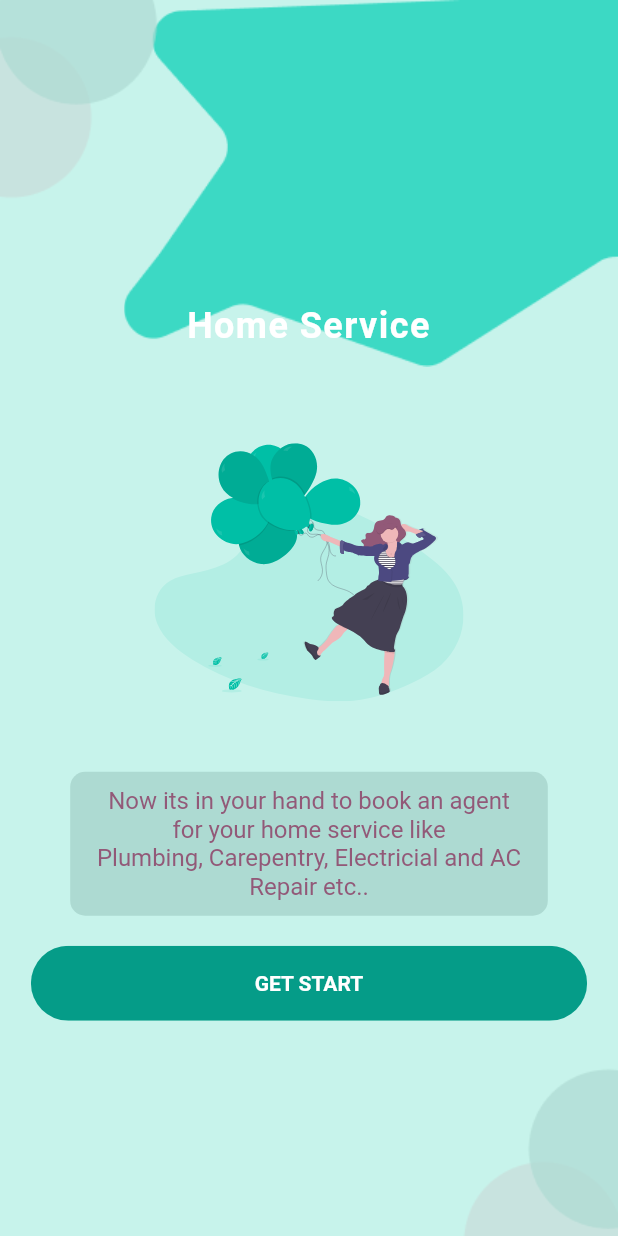
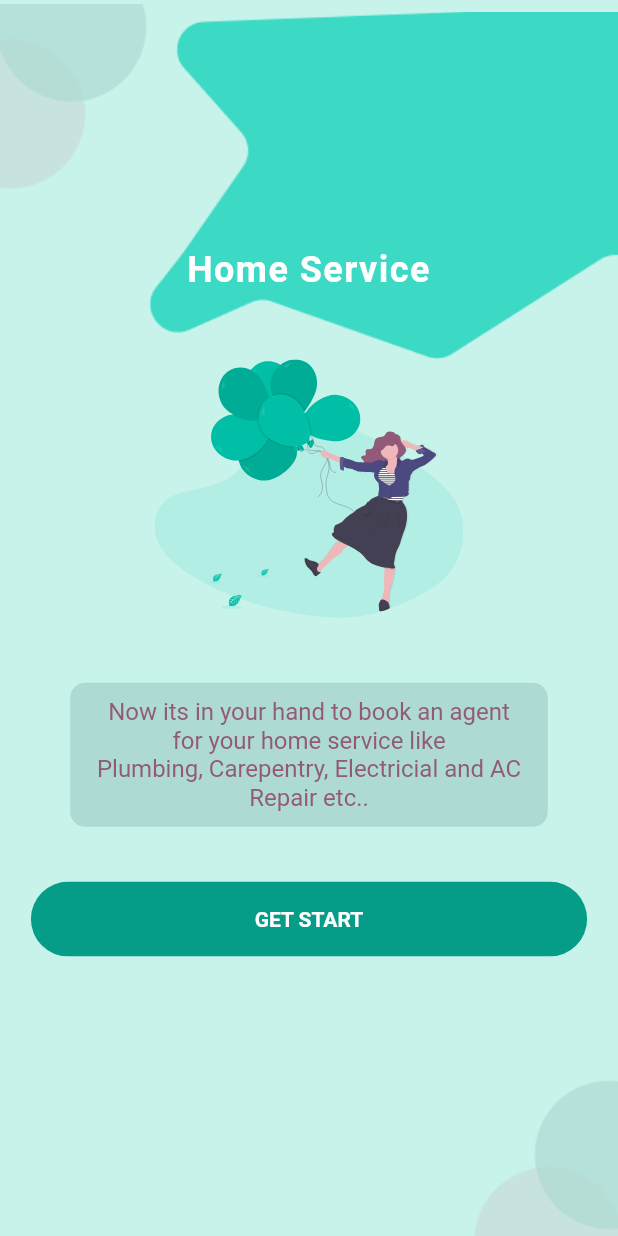
Before and after one commit to adepusai123/home_service_mbl_app, a Flutter app: the screen it shows after launch, on a phone screen of 412 x 824 dp. Run offline on Flutter 3.47's test engine with Material 2 defaults, Android fonts, the phone set to English and light mode, and no system bars; our stand-ins replace flutter_svg; Roboto replaces fonts that are missing (Playball, Poppins).

Commit message:
update screen

```diff
--- a/lib/screens/welcome_screen.dart
+++ b/lib/screens/welcome_screen.dart
@@ -13,32 +13,40 @@ class WelcomeScreen extends StatelessWidget {
   Widget build(BuildContext context) {
     Size size = MediaQuery.of(context).size;
     return Container(
-      width: double.infinity,
-      height: double.infinity,
       color: Constants.backgroundColor,
       child: Stack(
-        alignment: Alignment.center,
-        children: [
+        fit: StackFit.expand,
+        // alignment: Alignment.topCenter,
+        children: <Widget>[
           Positioned(
             top: 0,
             right: 0,
             child: Image.asset('assets/icons/top_right.png'),
-            width: size.width * 0.8,
+            width: size.width * 0.758,
+            height: size.height * 0.3,
           ),
           Positioned(
             top: 0,
             left: 0,
             child: Image.asset('assets/icons/top_left_icon.png'),
-            width: size.width * 0.3,
+            width: size.width * 0.28,
+            height: size.height * 0.18,
           ),
-          Center(
-              child: Column(
+          Positioned(
+            bottom: 0,
+            right: 0,
+            child: Image.asset('assets/icons/splash_left_top_icon.png'),
+            width: size.width * 0.28,
+          ),
+          // Center(
+          //   child:
+          Column(
             mainAxisAlignment: MainAxisAlignment.center,
+            crossAxisAlignment: CrossAxisAlignment.center,
             children: [
               Container(
-                margin: EdgeInsets.only(top: 80),
                 child: SizedBox(
-                  height: 45,
+                  height: 40,
                   child: Text(
                     "Home Service",
                     textAlign: TextAlign.center,
@@ -52,15 +60,21 @@ class WelcomeScreen extends StatelessWidget {
                   ),
                 ),
               ),
+              SizedBox(
+                height: size.height * .02,
+              ),
               Container(
-                margin: EdgeInsets.symmetric(vertical: 30),
                 child: SvgPicture.asset(
                   'assets/svg/undraw_balloons_vxx5.svg',
                   height: size.width * 0.5,
                   width: size.width * 0.5,
                 ),
               ),
+              SizedBox(
+                height: size.height * .02,
+              ),
               Container(
+                margin: EdgeInsets.only(top: 10),
                 padding: EdgeInsets.symmetric(
                   horizontal: 15,
                   vertical: 10,
@@ -83,15 +97,13 @@ class WelcomeScreen extends StatelessWidget {
                   ),
                 ),
               ),
+              SizedBox(
+                height: size.height * .02,
+              ),
               RoundedButton(text: 'GET START')
             ],
-          )),
-          Positioned(
-            bottom: 0,
-            right: 0,
-            child: Image.asset('assets/icons/splash_left_top_icon.png'),
-            width: size.width * 0.3,
           ),
+          // ),
         ],
       ),
     );
```
